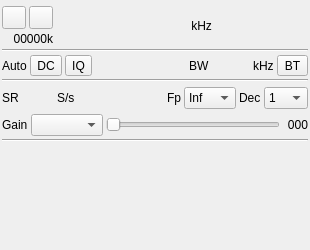
Qt form plugins/samplesource/bladerf2input/bladerf2inputgui.ui (f4exb/sdrangel) before a commit.
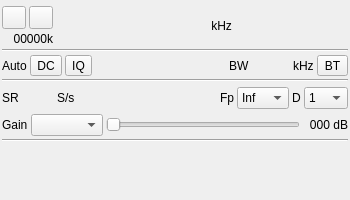
The same form after that commit. Icons and pictures are not drawn. Custom widgets are drawn as their Qt base class.

Diff of the .ui file:
```diff
--- a/plugins/samplesource/bladerf2input/bladerf2inputgui.ui
+++ b/plugins/samplesource/bladerf2input/bladerf2inputgui.ui
@@ -6,8 +6,8 @@
    <rect>
     <x>0</x>
     <y>0</y>
-    <width>310</width>
-    <height>250</height>
+    <width>350</width>
+    <height>200</height>
    </rect>
   </property>
   <property name="sizePolicy">
@@ -18,8 +18,8 @@
   </property>
   <property name="minimumSize">
    <size>
-    <width>310</width>
-    <height>250</height>
+    <width>350</width>
+    <height>200</height>
    </size>
   </property>
   <property name="font">
@@ -384,7 +384,7 @@
      <item>
       <widget class="QLabel" name="label_decim">
        <property name="text">
-        <string>Dec</string>
+        <string>D</string>
        </property>
       </widget>
      </item>
@@ -442,7 +442,7 @@
     </layout>
    </item>
    <item>
-    <layout class="QGridLayout" name="gridLayout_decim" columnstretch="0,0,0,0,0,0">
+    <layout class="QGridLayout" name="gridLayout_decim" columnstretch="0,0,0,0">
      <property name="spacing">
       <number>3</number>
      </property>
@@ -467,12 +467,12 @@
       <widget class="QLabel" name="gainText">
        <property name="minimumSize">
         <size>
-         <width>25</width>
+         <width>45</width>
          <height>0</height>
         </size>
        </property>
        <property name="text">
-        <string>000</string>
+        <string>000 dB</string>
        </property>
        <property name="alignment">
         <set>Qt::AlignRight|Qt::AlignTrailing|Qt::AlignVCenter</set>
```
Left out of the diff: 15 changed lines with no effect on the pictures.
